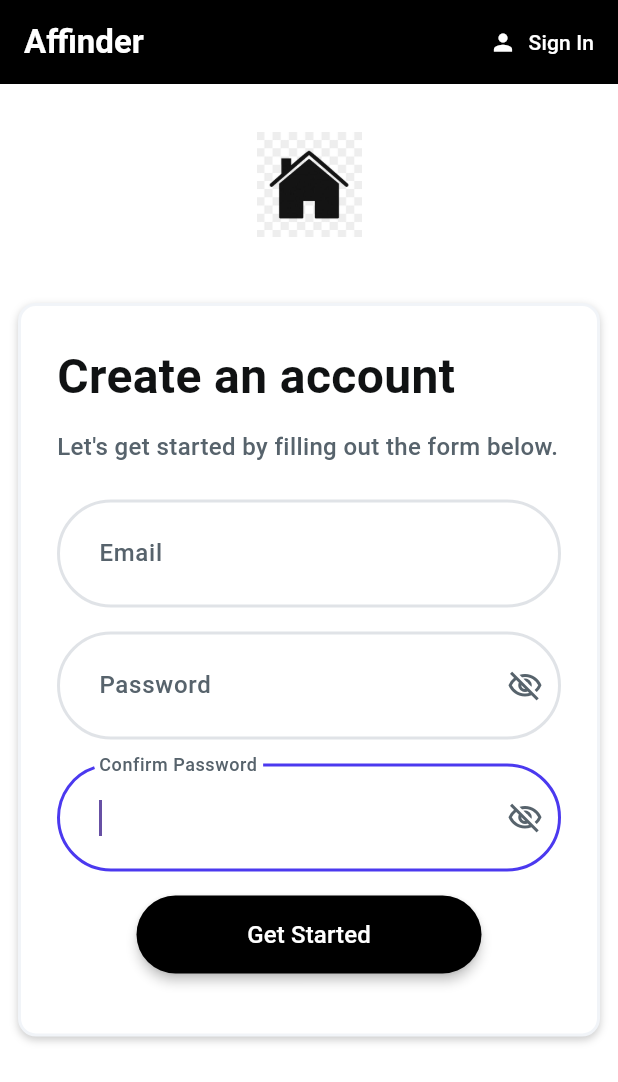
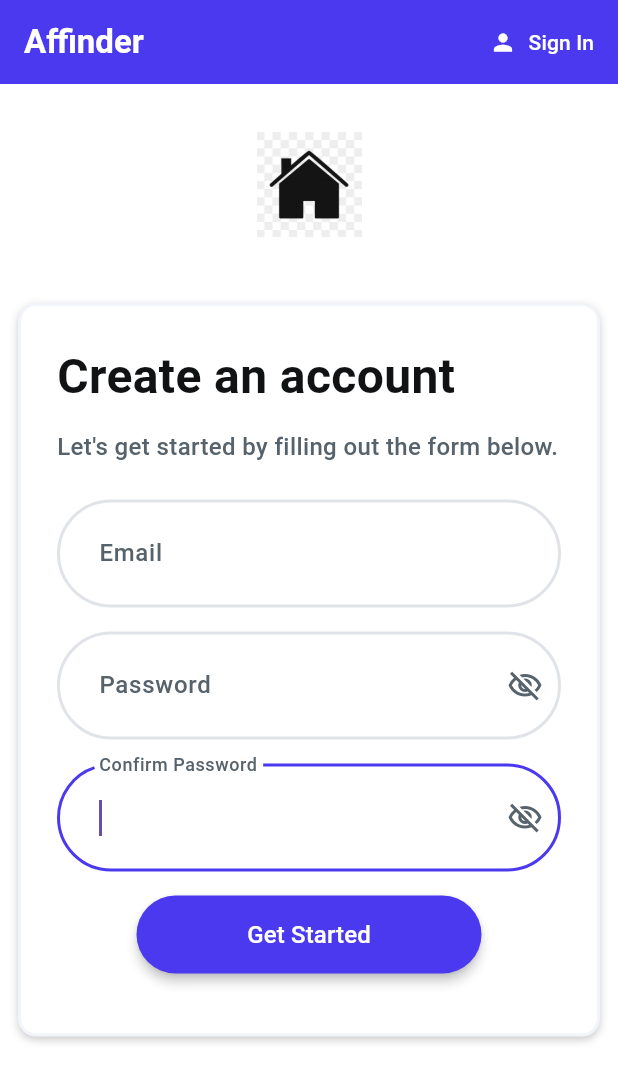
Before and after one commit to antonio-mercurio/DIMAproject, a Flutter app: the screen it shows after launch, after a tap on "Log in", after a tap on "Register", on a phone screen of 412 x 824 dp. Shown: the top 1082 px of the screen. Run offline on Flutter 3.47's test engine with Material 3 defaults, Android fonts, the phone set to English and light mode, and no system bars; our stand-ins replace badges, cloud_firestore, firebase_auth, firebase_core, firebase_storage, flutter_spinkit and 4 more; missing offline and left inert: dart:ffi, geocoding_resolver; accounts and stored records are empty; Roboto replaces fonts that are missing (Plus Jakarta Sans).

Commit message:
aggiustate login e signin

```diff
--- a/prva/lib/screens/login/login_screen.dart
+++ b/prva/lib/screens/login/login_screen.dart
@@ -17,7 +17,7 @@ class ModelRegister {
 
 class LoginPage extends StatefulWidget {
   final Function toggleView;
-  LoginPage({required this.toggleView});
+  const LoginPage({super.key, required this.toggleView});
 
   @override
   State<LoginPage> createState() => _LoginPageState();
@@ -55,7 +55,7 @@ class _LoginPageState extends State<LoginPage> {
         : Scaffold(
             backgroundColor: Colors.white,
             appBar: AppBar(
-                backgroundColor: Colors.black,
+                backgroundColor: const Color(0xFF4B39EF),
                 elevation: 0.0,
                 title: const Text('Affinder',
                  textAlign: TextAlign.start,
@@ -162,7 +162,7 @@ class _LoginPageState extends State<LoginPage> {
                               Padding(
                                 padding:
                                     const EdgeInsetsDirectional.fromSTEB(0, 0, 0, 16),
-                                child: Container(
+                                child: SizedBox(
                                   width: double.infinity,
                                   child: TextFormField(
                                     decoration: InputDecoration(
@@ -203,7 +203,7 @@ class _LoginPageState extends State<LoginPage> {
                                       ),
                                       filled: true,
                                       fillColor: Colors.white,
-                                      contentPadding: EdgeInsets.all(24),
+                                      contentPadding: const EdgeInsets.all(24),
                                     ),
                                     style: const TextStyle(
                                           fontFamily: 'Plus Jakarta Sans',
@@ -223,10 +223,10 @@ class _LoginPageState extends State<LoginPage> {
                               Padding(
                                 padding:
                                     const EdgeInsetsDirectional.fromSTEB(0, 0, 0, 16),
-                                child: Container(
+                                child: SizedBox(
                                   width: double.infinity,
                                   child: TextFormField(
-                                    autofillHints: [AutofillHints.password],
+                                    autofillHints: const [AutofillHints.password],
                                     obscureText: !_model.passwordVisibility,
                                     decoration: InputDecoration(
                                       labelText: 'Password',
@@ -278,7 +278,7 @@ class _LoginPageState extends State<LoginPage> {
                                           _model.passwordVisibility
                                               ? Icons.visibility_outlined
                                               : Icons.visibility_off_outlined,
-                                          color: Color(0xFF57636C),
+                                          color: const Color(0xFF57636C),
                                           size: 24,
                                         ),
                                       ),
@@ -301,11 +301,11 @@ class _LoginPageState extends State<LoginPage> {
                               Padding(
                                 padding:
                                     const EdgeInsetsDirectional.fromSTEB(0, 0, 0, 16),
-                                child: Container(
+                                child: SizedBox(
                                   width: double.infinity,
                                   child: TextFormField(
                                     autofocus: true,
-                                    autofillHints: [AutofillHints.password],
+                                    autofillHints: const [AutofillHints.password],
                                     obscureText:
                                         !_model.confirmPasswordVisibility,
                                     decoration: InputDecoration(
@@ -346,7 +346,7 @@ class _LoginPageState extends State<LoginPage> {
                                       ),
                                       filled: true,
                                       fillColor: Colors.white,
-                                      contentPadding: EdgeInsets.all(24),
+                                      contentPadding: const EdgeInsets.all(24),
                                       suffixIcon: InkWell(
                                         onTap: () => setState(
                                           () => _model
@@ -359,7 +359,7 @@ class _LoginPageState extends State<LoginPage> {
                                           _model.confirmPasswordVisibility
                                               ? Icons.visibility_outlined
                                               : Icons.visibility_off_outlined,
-                                          color: Color(0xFF57636C),
+                                          color: const Color(0xFF57636C),
                                           size: 24,
                                         ),
                                       ),
@@ -384,8 +384,8 @@ class _LoginPageState extends State<LoginPage> {
                                 child: Padding(
                                   padding: const EdgeInsetsDirectional.fromSTEB(
                                       0, 0, 0, 16),
-                                  child:  ElevatedButton(
-                                  onPressed: () async {
+                                      child:  ElevatedButton(
+                                      onPressed: () async {
                                       if (password!= confirmPassword) {
                                         ScaffoldMessenger.of(context)
                                             .showSnackBar(
@@ -411,8 +411,11 @@ class _LoginPageState extends State<LoginPage> {
                         },
                                     style: ElevatedButton.styleFrom(
                                       fixedSize: const Size(230, 52),
-                                      backgroundColor:Colors.black,
+                                      backgroundColor:const Color(0xFF4B39EF),
                                        elevation: 3.0,
+                                       shape: RoundedRectangleBorder(
+                                        borderRadius: BorderRadius.circular(40),
+                                       ),
                                        side: const BorderSide(
                                         color: Colors.transparent,
                                         width: 1,
@@ -426,9 +429,8 @@ class _LoginPageState extends State<LoginPage> {
                                             fontWeight: FontWeight.w500,
                                     ),),
                                     ),
-
+                                      ),
                                   ),
-                                ),
                                 ]
                               ),
 
--- a/prva/lib/screens/login/signin_screen.dart
+++ b/prva/lib/screens/login/signin_screen.dart
@@ -47,7 +47,7 @@ class _SigniInPageState extends State<SigniInPage> {
         : Scaffold(
             backgroundColor: Colors.white,
             appBar: AppBar(
-                backgroundColor: Colors.black,
+                backgroundColor: const Color(0xFF4B39EF),
                 elevation: 0.0,
                 title: const Text(
                   'Affinder',
@@ -157,7 +157,7 @@ class _SigniInPageState extends State<SigniInPage> {
                                       Padding(
                                         padding: const EdgeInsetsDirectional
                                             .fromSTEB(0, 0, 0, 16),
-                                        child: Container(
+                                        child: SizedBox(
                                           width: double.infinity,
                                           child: TextFormField(
                                               decoration: InputDecoration(
@@ -207,7 +207,7 @@ class _SigniInPageState extends State<SigniInPage> {
                                                 filled: true,
                                                 fillColor: Colors.white,
                                                 contentPadding:
-                                                    EdgeInsets.all(24),
+                                                    const EdgeInsets.all(24),
                                               ),
                                               style: const TextStyle(
                                                 fontFamily: 'Plus Jakarta Sans',
@@ -228,10 +228,10 @@ class _SigniInPageState extends State<SigniInPage> {
                                       Padding(
                                         padding: const EdgeInsetsDirectional
                                             .fromSTEB(0, 0, 0, 16),
-                                        child: Container(
+                                        child: SizedBox(
                                           width: double.infinity,
                                           child: TextFormField(
-                                              autofillHints: [
+                                              autofillHints: const [
                                                 AutofillHints.password
                                               ],
                                               obscureText:
@@ -283,7 +283,7 @@ class _SigniInPageState extends State<SigniInPage> {
                                                 filled: true,
                                                 fillColor: Colors.white,
                                                 contentPadding:
-                                                    EdgeInsets.all(24),
+                                                    const EdgeInsets.all(24),
                                                 suffixIcon: InkWell(
                                                   onTap: () => setState(
                                                     () => _model
@@ -343,9 +343,12 @@ class _SigniInPageState extends State<SigniInPage> {
                                               }
                                             },
                                             style: ElevatedButton.styleFrom(
-                                              fixedSize: Size(230, 52),
-                                              backgroundColor: Colors.black,
+                                              fixedSize: const Size(230, 52),
+                                              backgroundColor: const Color(0xFF4B39EF),
                                               elevation: 3.0,
+                                              shape: RoundedRectangleBorder(
+                                        borderRadius: BorderRadius.circular(40),
+                                       ),
                                               side: const BorderSide(
                                                 color: Colors.transparent,
                                                 width: 1,
```
